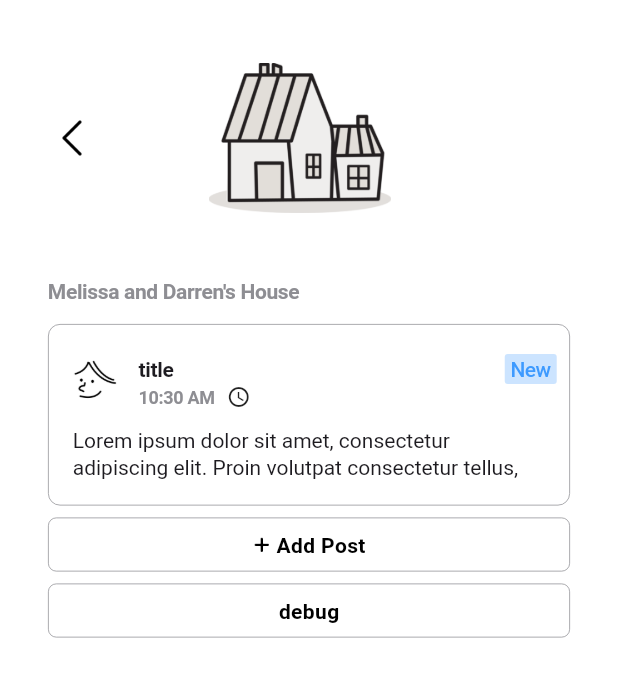
After one commit to herpichRmit/Doorbell, a Flutter app: the FeedPage screen opened directly, on a phone screen of 412 x 824 dp. The commit adds this screen. Shown: the top 677 px of the screen. Run offline on Flutter 3.47's test engine with Material 3 defaults, Android fonts, the phone set to English and light mode, and no system bars; our stand-ins replace firebase_auth, firebase_core; missing offline and left inert: dart:ffi; accounts and stored records are empty; Roboto replaces fonts that are missing (Helvetica Neue).

Commit message:
Added assets and develped feed UI

```diff
--- a/lib/components/button.dart
+++ b/lib/components/button.dart
@@ -5,12 +5,14 @@ class Button extends StatefulWidget {
   final String text;
   final VoidCallback onPressed;
   final bool isLoading;
+  final Widget? icon; // Optional icon property
 
   const Button({
     Key? key,
     required this.text,
     required this.onPressed,
     this.isLoading = false,
+    this.icon, // Initialize icon property
   }) : super(key: key);
 
   @override
@@ -54,24 +56,36 @@ class _ButtonState extends State<Button> {
             ),
           ),
           padding: const EdgeInsets.symmetric(vertical: 8.0, horizontal: 8.0),
-          child: Center(
-            child: widget.isLoading
-              ? const SizedBox(
+          child: Row(
+            mainAxisAlignment: MainAxisAlignment.center,
+            children: [
+              if (widget.isLoading)
+                const SizedBox(
                   child: Center(
                     child: CircularProgressIndicator(color: CupertinoColors.systemGrey2, strokeWidth: 2.5),
                   ),
                   width: 15,
                   height: 15,
                 )
-              : Text(
-                widget.text,
-                style: TextStyle(
-                  color: Colors.black,
-                  fontSize: 14,
-                  fontWeight:
-                  FontWeight.w600,
-                )
-              ),
+              else
+                if (widget.icon != null) // Check if icon is provided
+                  Padding(
+                    padding: const EdgeInsets.only(right: 4.0), // Add spacing between text and icon
+                    child: SizedBox(
+                      height: 12,
+                      width: 12,
+                      child: widget.icon,
+                    ),
+                  ),
+                Text(
+                  widget.text,
+                  style: TextStyle(
+                    color: Colors.black,
+                    fontSize: 14,
+                    fontWeight: FontWeight.w600,
+                  ),
+                ),
+            ],
           ),
         ),
       ),
--- a/lib/components/houseButton.dart
+++ b/lib/components/houseButton.dart
@@ -1,6 +1,6 @@
 import 'package:flutter/material.dart';
 
-class HouseButton extends StatelessWidget {
+class HouseButton extends StatefulWidget {
   final String imagePath;
   final VoidCallback onPressed;
   final double width;
@@ -15,13 +15,55 @@ class HouseButton extends StatelessWidget {
   }) : super(key: key);
 
   @override
+  _HouseButtonState createState() => _HouseButtonState();
+}
+
+class _HouseButtonState extends State<HouseButton> with SingleTickerProviderStateMixin {
+  late AnimationController _controller;
+  late Animation<double> _animation;
+
+  @override
+  void initState() {
+    super.initState();
+    _controller = AnimationController(
+      duration: const Duration(milliseconds: 100), // The duration of the scaling animation
+      vsync: this,
+    );
+    _animation = Tween<double>(begin: 1.0, end: 1.1).animate(_controller);
+  }
+
+  @override
+  void dispose() {
+    _controller.dispose();
+    super.dispose();
+  }
+
+  void _onTapDown(TapDownDetails details) {
+    _controller.forward();
+  }
+
+  void _onTapUp(TapUpDetails details) {
+    _controller.reverse();
+    widget.onPressed();
+  }
+
+  void _onTapCancel() {
+    _controller.reverse();
+  }
+
+  @override
   Widget build(BuildContext context) {
     return GestureDetector(
-      onTap: onPressed,
-      child: Image.asset(
-        imagePath,
-        width: width,
-        height: height,
+      onTapDown: _onTapDown,
+      onTapUp: _onTapUp,
+      onTapCancel: _onTapCancel,
+      child: ScaleTransition(
+        scale: _animation,
+        child: Image.asset(
+          widget.imagePath,
+          width: widget.width,
+          height: widget.height,
+        ),
       ),
     );
   }
--- /dev/null
+++ b/lib/components/post.dart
@@ -0,0 +1,137 @@
+import 'package:flutter/material.dart';
+import 'package:flutter/cupertino.dart';
+import '../model/post.dart';
+
+class PostCard extends StatelessWidget {
+  final Post post;
+
+  const PostCard({Key? key, required this.post}) : super(key: key);
+
+  @override
+  Widget build(BuildContext context) {
+    return Container(
+      decoration: BoxDecoration(
+        border: Border.all(color: CupertinoColors.systemGrey, width: 0.5),
+        borderRadius: BorderRadius.circular(8.0), // Optional: Add rounded corners
+      ),
+      child: Stack(
+        children: [
+          Positioned(
+            left: 6,
+            top: 16,
+            child: Image.asset(post.avatarUrl, height: 44),),
+          Padding(
+          padding: const EdgeInsets.all(16.0),
+          child: Column(
+            crossAxisAlignment: CrossAxisAlignment.start,
+            children: [
+              Row(
+                children: [
+                  const SizedBox(width: 36, height: 44,),
+                  const SizedBox(width: 8), // Add spacing between avatar and text
+                  Column(
+                    crossAxisAlignment: CrossAxisAlignment.start,
+                    children: [
+                      Row(
+                        mainAxisAlignment: MainAxisAlignment.spaceBetween,
+                        children: [
+                          Container(
+                            width: 244,
+                            child: Text(
+                              post.title,
+                              style: TextStyle(
+                                fontSize: 14.0,
+                                fontWeight: FontWeight.bold,
+                                letterSpacing: -0.23,
+                              ),
+                            ),
+                          ), // Add spacing between title and "new"
+                          Container(
+                            padding: EdgeInsets.symmetric(horizontal: 4.0),
+                            decoration: BoxDecoration(
+                              color: CupertinoColors.systemBlue.withOpacity(0.2),
+                              borderRadius: BorderRadius.circular(2),
+                            ),
+                            child: Text(
+                              "New",
+                              style: TextStyle(
+                                color: CupertinoColors.systemBlue.withOpacity(0.7), // TODO: read avatar.colour in here
+                                fontSize: 14.0,
+                                fontWeight: FontWeight.w500,
+                                letterSpacing: -0.4,
+                              ),
+                            ),
+                          ),
+                        ],
+                      ),
+                      Row(
+                        children: [
+                          Text(
+                            formatTime(post.timestamp),
+                            style: TextStyle(
+                              fontSize: 12.0,
+                              letterSpacing: -0.23,
+                              fontWeight: FontWeight.w600,
+                              color: CupertinoColors.systemGrey,
+                            ),
+                          ),
+                          const SizedBox(width: 8), // Add spacing between time and icon
+                          const Icon(Icons.access_time, size: 16), // Example icon
+                        ],
+                      ),
+                    ],
+                  ),
+                ],
+              ),
+              const SizedBox(height: 8), // Add spacing between sections
+              Text(
+                post.description,
+                style: TextStyle(
+                  fontSize: 14.0,
+                  letterSpacing: 0.0,
+                  height: 1.3,
+                ),
+                maxLines: 2,
+              ),
+
+              // Display images if any
+              if (post.images.isNotEmpty)
+                SizedBox(
+                  height: 100,
+                  child: ListView.builder(
+                    scrollDirection: Axis.horizontal,
+                    itemCount: post.images.length,
+                    itemBuilder: (context, index) {
+                      return Padding(
+                        padding: const EdgeInsets.all(8.0),
+                        child: Image.network(post.images[index]),
+                      );
+                    },
+                  ),
+                ),
+            ],
+          ),
+        ),
+      ]),
+    );
+  }
+
+  String formatTime(DateTime dateTime) {
+  // Get the hour and minute from the DateTime object
+  int hour = dateTime.hour;
+  int minute = dateTime.minute;
+
+  // Determine AM or PM
+  String period = hour >= 12 ? 'PM' : 'AM';
+
+  // Convert hour from 24-hour to 12-hour format
+  hour = hour % 12;
+  hour = hour == 0 ? 12 : hour; // Handle midnight (0 hour) case
+
+  // Format minute with leading zero if necessary
+  String minuteFormatted = minute.toString().padLeft(2, '0');
+
+  // Return formatted time string
+  return '$hour:$minuteFormatted $period';
+}
+}
--- /dev/null
+++ b/lib/pages/feed.dart
@@ -0,0 +1,127 @@
+import 'dart:ffi';
+import 'package:firebase_auth/firebase_auth.dart';
+import 'package:flutter/material.dart';
+import 'package:flutter/cupertino.dart';
+
+import 'package:doorbell/pages/start.dart';
+import 'package:doorbell/pages/debug.dart';
+import 'startNeighbourhood.dart';
+
+import 'package:doorbell/pages/debug.dart';
+import '../components/splashSmallText.dart';
+import '../components/textField.dart';
+import '../components/button.dart';
+import '../components/houseButton.dart';
+import '../components/post.dart';
+
+import '../model/post.dart';
+
+
+
+//import 'package:cloud_firestore/cloud_firestore.dart';
+
+
+class FeedPage extends StatefulWidget {
+  FeedPage({super.key});
+
+  @override
+  _FeedPageState createState() => _FeedPageState();
+
+}
+
+class _FeedPageState extends State<FeedPage> {
+
+  // Define this stream before the build statement
+  //final Stream<QuerySnapshot> collectionStream = FirebaseFirestore.instance
+  //  .collection('posts') // Choose which collection we want to read
+  //  .orderBy("date", descending: true) // OPTIONAL: Set an order
+  //  .snapshots(); // Get notified of any changes to the collection
+
+
+  @override
+  Widget build(BuildContext context) {
+    return Scaffold(
+      backgroundColor: CupertinoColors.white,
+      body: SafeArea(
+        child: Padding(
+          padding: const EdgeInsets.all(32), // 16 is apple HIGs standard, lets do 32 for onboarding screens.
+          child: Column(
+            crossAxisAlignment: CrossAxisAlignment.center,
+            mainAxisAlignment: MainAxisAlignment.start,
+            children: [
+
+
+              Row(
+                crossAxisAlignment: CrossAxisAlignment.center,
+                mainAxisAlignment: MainAxisAlignment.spaceBetween,
+                children: [
+                GestureDetector(
+                    child: Image.asset(
+                      "assets/images/icons/Chevron-Left.png",
+                      width: 32,
+                      height: 32,
+                    ),
+                    onTap: () {
+                      Navigator.of(context).pop();
+                    },
+                ),
+                Image.asset(
+                  "assets/images/houses/house1.png",
+                  height: 100,
+                ),
+                SizedBox(height: 120, width: 44,)
+              ],),
+
+              SizedBox(height: 32,),
+
+              Row(
+                crossAxisAlignment: CrossAxisAlignment.start,
+                mainAxisAlignment: MainAxisAlignment.start,
+                children: [
+                  Text(
+                    "Melissa and Darren's House",
+                    style: TextStyle(
+                      fontSize: 14.0,
+                      fontWeight: FontWeight.bold,
+                      letterSpacing: -0.23,
+                      color: CupertinoColors.systemGrey,
+                    ),
+                  ),
+                ],
+              ),
+
+              SizedBox(height: 12,),
+
+              Column(children: [
+                PostCard(post: Post(id: "1234", avatarUrl: "assets/images/avatars/avatar2.png", title: "title", description: "Lorem ipsum dolor sit amet, consectetur adipiscing elit. Proin volutpat consectetur tellus, ac congue enim tincidunt eu. Etiam non est facilisis, posuere sapien in, finibus lectus.", images: List.empty(), timestamp: DateTime.now(), readBy: List.empty())),
+                SizedBox(height: 8,),
+                Button(
+                  icon: Image.asset("assets/images/icons/plusfill.png"),
+                  text: 'Add Post',
+                  onPressed: () async {
+
+                    Navigator.of(context).push(
+                      MaterialPageRoute(builder: (context) => DebugPage())
+                    );
+                  },
+                ),
+                SizedBox(height: 8,),
+                Button(
+                  text: 'debug',
+                  onPressed: () async {
+
+                    Navigator.of(context).push(
+                      MaterialPageRoute(builder: (context) => DebugPage())
+                    );
+                  },
+                ),
+              ],),
+
+            ],
+          ),
+        ),
+      ),
+    );
+  }
+
+}
--- a/lib/pages/home.dart
+++ b/lib/pages/home.dart
@@ -5,6 +5,7 @@ import 'package:flutter/cupertino.dart';
 
 import 'package:doorbell/pages/start.dart';
 import 'package:doorbell/pages/debug.dart';
+import 'package:doorbell/pages/feed.dart';
 import 'startNeighbourhood.dart';
 
 import 'package:doorbell/pages/debug.dart';
@@ -62,7 +63,11 @@ class _HomePageState extends State<HomePage> {
               Row(
                 children: [
                   Spacer(),
-                  HouseButton(imagePath: 'assets/images/houses/house2.png', onPressed: () {  },),
+                  HouseButton(imagePath: 'assets/images/houses/house2.png', onPressed: () {
+                    Navigator.of(context).push(
+                      MaterialPageRoute(builder: (context) => FeedPage())
+                    );
+                   },),
                 ],
               ),
 
@@ -84,6 +89,7 @@ class _HomePageState extends State<HomePage> {
 
               const Spacer(flex: 3),
 
+              /*
               Button(
                 text: 'debug',
                 onPressed: () async {
@@ -92,7 +98,7 @@ class _HomePageState extends State<HomePage> {
                     MaterialPageRoute(builder: (context) => DebugPage())
                   );
                 },
-              ),
+              ),*/
             ],
           ),
         ),
```
Also changed, not shown: pubspec.yaml (+10 -0 lines), assets/images/icons/Check.png (added), assets/images/icons/Chevron-Left.png (added), assets/images/icons/Close.png (added), assets/images/icons/MenuVertical.png (added), assets/images/icons/Pulse.png (added), assets/images/icons/chevron-right.png (added), assets/images/icons/crossfill.png (added), assets/images/icons/ph_image-fill.png (added), assets/images/icons/plusfill.png (added), assets/images/icons/tickfilled.png (added).
